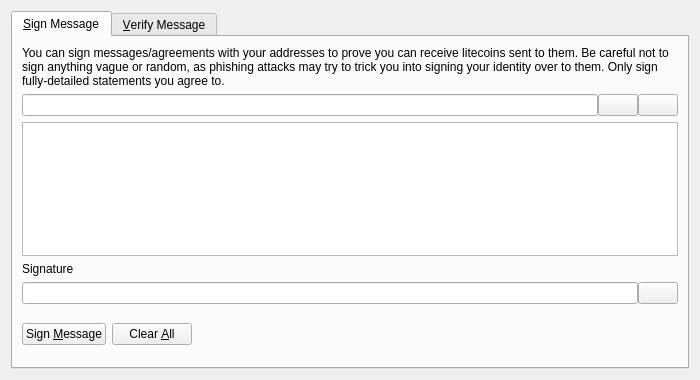
The window that src/qt/forms/signverifymessagedialog.ui (c-iordache/litecoin-clone) describes before a commit, drawn with Qt 5.
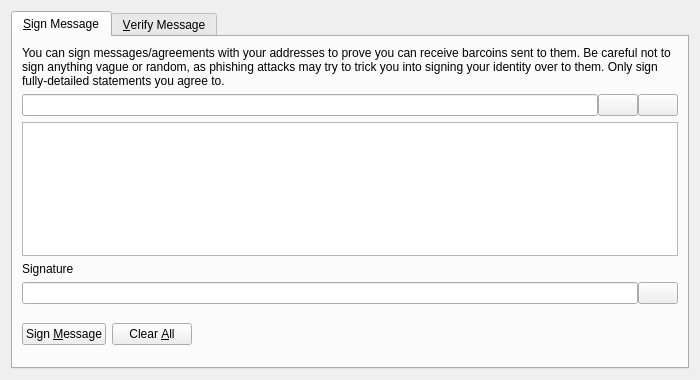
The same window after the commit. Icons and pictures are not drawn. Custom widgets are drawn as their Qt base class.

Commit message: litecoin->barcoin

What changed in the file:
```diff
--- a/src/qt/forms/signverifymessagedialog.ui
+++ b/src/qt/forms/signverifymessagedialog.ui
@@ -30,7 +30,7 @@
        <item>
         <widget class="QLabel" name="infoLabel_SM">
          <property name="text">
-          <string>You can sign messages/agreements with your addresses to prove you can receive litecoins sent to them. Be careful not to sign anything vague or random, as phishing attacks may try to trick you into signing your identity over to them. Only sign fully-detailed statements you agree to.</string>
+          <string>You can sign messages/agreements with your addresses to prove you can receive barcoins sent to them. Be careful not to sign anything vague or random, as phishing attacks may try to trick you into signing your identity over to them. Only sign fully-detailed statements you agree to.</string>
          </property>
          <property name="textFormat">
           <enum>Qt::PlainText</enum>
```
Left out of the diff: 8 changed lines with no effect on the pictures. The commit also changes 218 other files.
